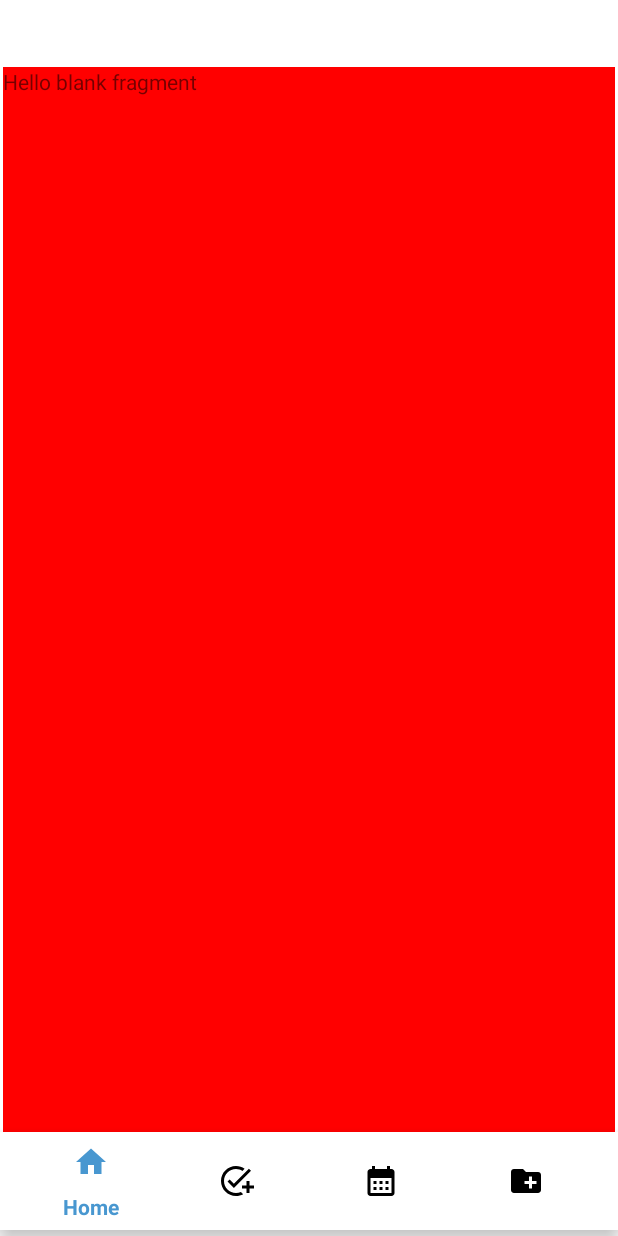
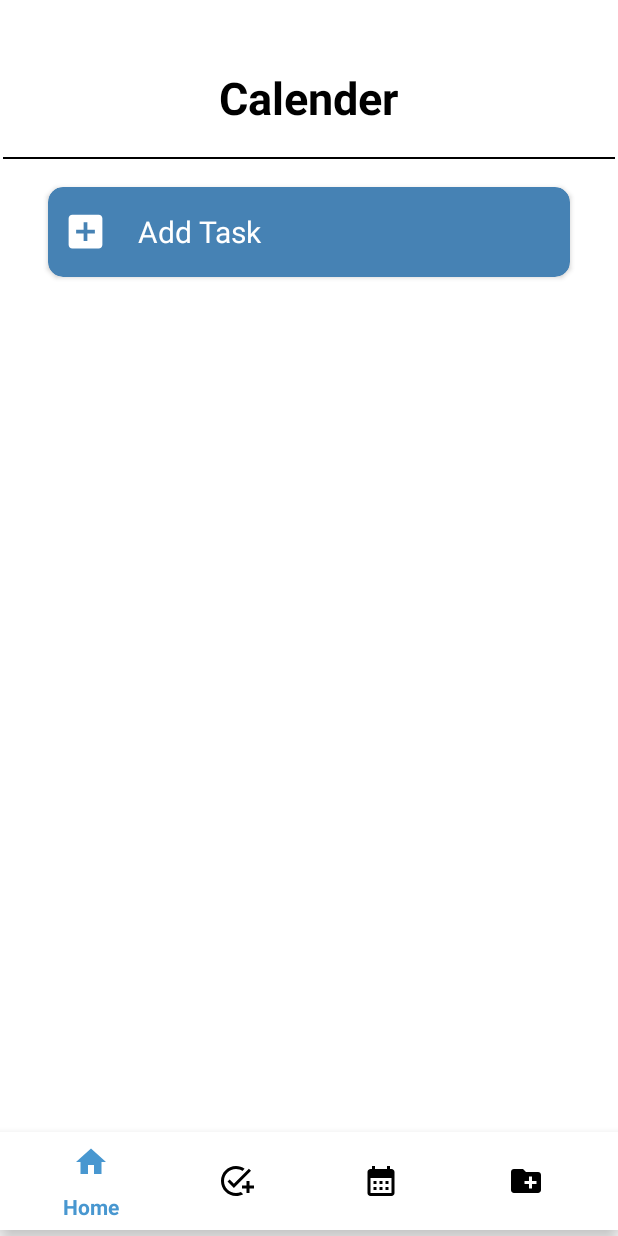
Before and after one commit to iamkiraan/CodSoft_Task1-To_do_app, an Android app: the fragment TaskFragment placed in its activity, on a phone screen of 412 x 824 dp. Run offline under Robolectric (Android 15) with nearby library versions, the phone set to English and light mode, and no system bars.

Commit message:
add task activity

```diff
--- a/app/src/main/AndroidManifest.xml
+++ b/app/src/main/AndroidManifest.xml
@@ -15,6 +15,9 @@
         android:supportsRtl="true"
         android:theme="@style/Theme.TaskFlow"
         tools:targetApi="31">
+        <activity
+            android:name=".addTask.AddTask"
+            android:exported="false" />
         <activity
             android:name=".Calender.AddEvent"
             android:exported="false" />
--- a/app/src/main/java/com/example/taskflow/Calender/CalenderDataClass.kt
+++ b/app/src/main/java/com/example/taskflow/Calender/CalenderDataClass.kt
@@ -1,6 +1,5 @@
 package com.example.taskflow.Calender
 
-import java.sql.Time
 
 data class CalenderDataClass(
     val date: Long,
--- a/app/src/main/java/com/example/taskflow/appBarFragments/CalenderFragment.kt
+++ b/app/src/main/java/com/example/taskflow/appBarFragments/CalenderFragment.kt
@@ -46,12 +46,13 @@ class CalenderFragment : Fragment() {
         recyclerView.adapter = eventAdapter
 
         // Handle calendar date click
-        binding.calenderEv.setOnDateChangeListener { _, year, month, dayOfMonth ->
+        binding.calenderEv.setOnDateChangeListener { view, year, month, dayOfMonth ->
             val calendar = Calendar.getInstance()
             calendar.set(year, month, dayOfMonth)
             val selectedDate = calendar.timeInMillis
             navigateToCreateEvent(selectedDate)
         }
+
 
         return view
     }
@@ -72,7 +73,6 @@ class CalenderFragment : Fragment() {
         intent.putExtra("selectedDate", selectedDate)
         startActivityForResult(intent, CREATE_EVENT_REQUEST_CODE)
     }
-
     override fun onActivityResult(requestCode: Int, resultCode: Int, data: Intent?) {
         super.onActivityResult(requestCode, resultCode, data)
         if (requestCode == CREATE_EVENT_REQUEST_CODE && resultCode == Activity.RESULT_OK) {
@@ -91,6 +91,7 @@ class CalenderFragment : Fragment() {
         }
     }
 
+
     private fun saveEvents() {
         val sharedPreferences = requireContext().getSharedPreferences("EventPrefs", Context.MODE_PRIVATE)
         val editor = sharedPreferences.edit()
@@ -104,6 +105,7 @@ class CalenderFragment : Fragment() {
         eventAdapter.notifyDataSetChanged()
     }
 
+
     override fun onDestroyView() {
         super.onDestroyView()
         _binding = null
--- /dev/null
+++ b/app/src/main/res/drawable/baseline_add_box_24.xml
@@ -0,0 +1,5 @@
+<vector xmlns:android="http://schemas.android.com/apk/res/android" android:height="24dp" android:tint="#FFFFFF" android:viewportHeight="24" android:viewportWidth="24" android:width="24dp">
+
+    <path android:fillColor="@android:color/white" android:pathData="M19,3L5,3c-1.11,0 -2,0.9 -2,2v14c0,1.1 0.89,2 2,2h14c1.1,0 2,-0.9 2,-2L21,5c0,-1.1 -0.9,-2 -2,-2zM17,13h-4v4h-2v-4L7,13v-2h4L11,7h2v4h4v2z"/>
+
+</vector>
--- a/app/src/main/res/layout/fragment_calender.xml
+++ b/app/src/main/res/layout/fragment_calender.xml
@@ -42,7 +42,7 @@
         android:layout_width="match_parent"
         android:layout_height="1dp"
         android:background="@android:color/black"
-        android:layout_marginTop="70dp" />
+        android:layout_marginTop="60dp" />
     <androidx.cardview.widget.CardView
         android:layout_width="wrap_content"
         android:layout_height="wrap_content"
--- a/app/src/main/res/layout/fragment_task.xml
+++ b/app/src/main/res/layout/fragment_task.xml
@@ -3,13 +3,48 @@
     xmlns:tools="http://schemas.android.com/tools"
     android:layout_width="match_parent"
     android:layout_height="match_parent"
-    android:background="@color/red"
+    xmlns:app="http://schemas.android.com/apk/res-auto"
+    android:background="@color/white"
     tools:context=".appBarFragments.TaskFragment">
+    <TextView
+        android:layout_width="wrap_content"
+        android:layout_height="wrap_content"
+        android:layout_gravity="center_horizontal"
+        android:text="Calender"
+        android:textSize="30sp"
+        android:textStyle="bold"
+        android:textColor="@color/black"/>
 
-    <!-- TODO: Update blank fragment layout -->
-    <TextView
+    <View
         android:layout_width="match_parent"
-        android:layout_height="match_parent"
-        android:text="@string/hello_blank_fragment" />
+        android:layout_height="1dp"
+        android:background="@android:color/black"
+        android:layout_marginTop="60dp" />
+   <androidx.cardview.widget.CardView
+       android:layout_width="match_parent"
+       android:layout_height="60dp"
+       android:layout_marginTop="80dp"
+       app:cardCornerRadius="10dp"
+       android:layout_marginStart="30dp"
+       android:layout_marginEnd="30dp"
+       app:cardBackgroundColor="@color/steel_blue">
+       <ImageView
+           android:layout_width="30dp"
+           android:layout_height="30dp"
+           android:src="@drawable/baseline_add_box_24"
+           android:layout_gravity="center_vertical"
+           android:layout_marginStart="10dp"/>
+       <TextView
+           android:layout_width="wrap_content"
+           android:layout_height="wrap_content"
+           android:text="Add Task"
+           android:textColor="@color/white"
+           android:textSize="20sp"
+           android:layout_gravity="center_vertical"
+           android:layout_marginStart="60dp"/>
+   </androidx.cardview.widget.CardView>
+
+
+
 
 </FrameLayout>
--- a/app/src/main/res/values/colors.xml
+++ b/app/src/main/res/values/colors.xml
@@ -18,5 +18,6 @@
     <color name="circle5">@android:color/holo_purple</color>
     <color name="circle6">@android:color/holo_orange_light</color>
     <color name="circle7">@android:color/darker_gray</color>
+    <color name="steel_blue">#4682B4</color>
 
 </resources>
```
Also changed, not shown: app/src/main/java/com/example/taskflow/addTask/AddTask.kt (added, +21 -0 lines), app/src/main/res/drawable/task_add.xml (added, +7 -0 lines), app/src/main/res/layout/activity_add_task.xml (added, +34 -0 lines).
